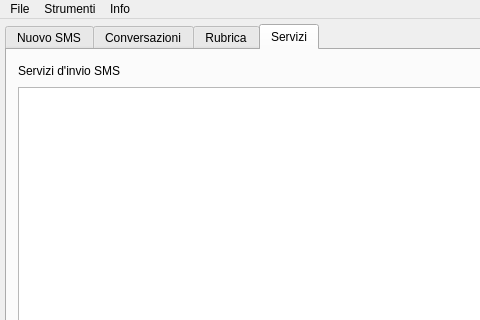
The window that mainjacksms.ui (freesmee/freesmee-desktop) describes before a commit, drawn with Qt 5; both pictures show x 0 to 480 and y 0 to 320 of the 815 by 477 pixel window.
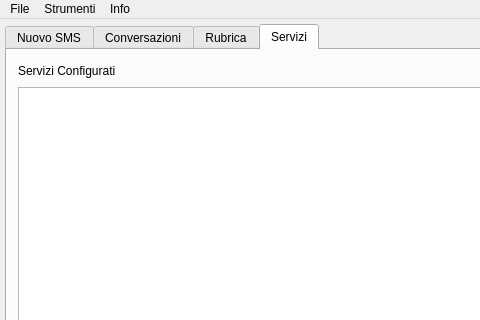
The same window after the commit. The open tabs and pages were chosen to show the change. Icons and pictures are not drawn. Custom widgets are drawn as their Qt base class.

Commit message:
- Dettagli delle statistiche meno critpici.
extra : convert_revision : svn%3A7363d3a4-9750-e393-0ab5-40250ee986cf/trunk%4077

What changed in the file:
```diff
--- a/mainjacksms.ui
+++ b/mainjacksms.ui
@@ -1485,7 +1485,7 @@
                 <item>
                  <widget class="QLabel" name="label_15">
                   <property name="text">
-                   <string>Servizi d'invio SMS</string>
+                   <string>Servizi Configurati</string>
                   </property>
                  </widget>
                 </item>
```
Left out of the diff: 2 changed lines with no effect on the pictures. The commit also changes 2 other files.
